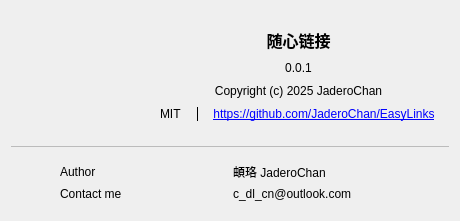
Qt form src/app/about_dialog.ui (JaderoChan/EasyLinks) before a commit.
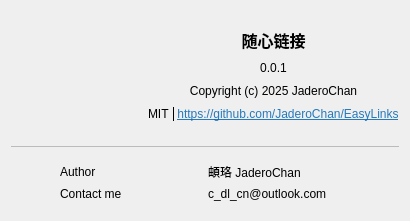
The same form after that commit. Icons and pictures are not drawn.

Commit message: - update UI files layout size constraint - update About UI URL color

```diff
--- a/src/app/about_dialog.ui
+++ b/src/app/about_dialog.ui
@@ -28,6 +28,9 @@
    <string>AboutDialog</string>
   </property>
   <layout class="QVBoxLayout" name="verticalLayout">
+   <property name="sizeConstraint">
+    <enum>QLayout::SetFixedSize</enum>
+   </property>
    <item>
     <widget class="QWidget" name="widget" native="true">
      <property name="focusPolicy">
@@ -286,7 +289,7 @@
                </sizepolicy>
               </property>
               <property name="text">
-               <string>&lt;html&gt;&lt;head/&gt;&lt;body&gt;&lt;p&gt;&lt;a href=&quot;https://github.com/JaderoChan/EasyLinks&quot;&gt;&lt;span style=&quot; text-decoration: underline; color:#0000ff;&quot;&gt;https://github.com/JaderoChan/EasyLinks&lt;/span&gt;&lt;/a&gt;&lt;/p&gt;&lt;/body&gt;&lt;/html&gt;</string>
+               <string>&lt;html&gt;&lt;head/&gt;&lt;body&gt;&lt;p&gt;&lt;a href=&quot;https://github.com/JaderoChan/EasyLinks&quot;&gt;&lt;span style=&quot; text-decoration: underline; color:rgba(0,100,180,216);&quot;&gt;https://github.com/JaderoChan/EasyLinks&lt;/span&gt;&lt;/a&gt;&lt;/p&gt;&lt;/body&gt;&lt;/html&gt;</string>
               </property>
               <property name="alignment">
                <set>Qt::AlignCenter</set>
```
